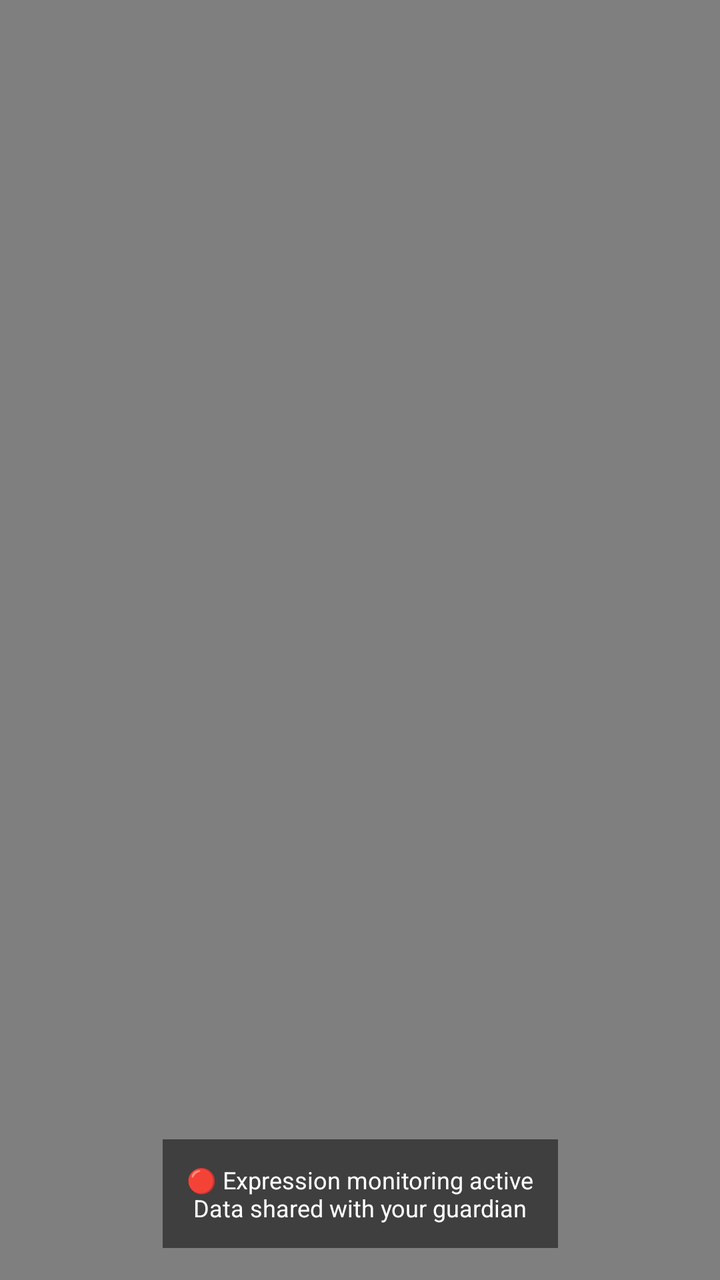
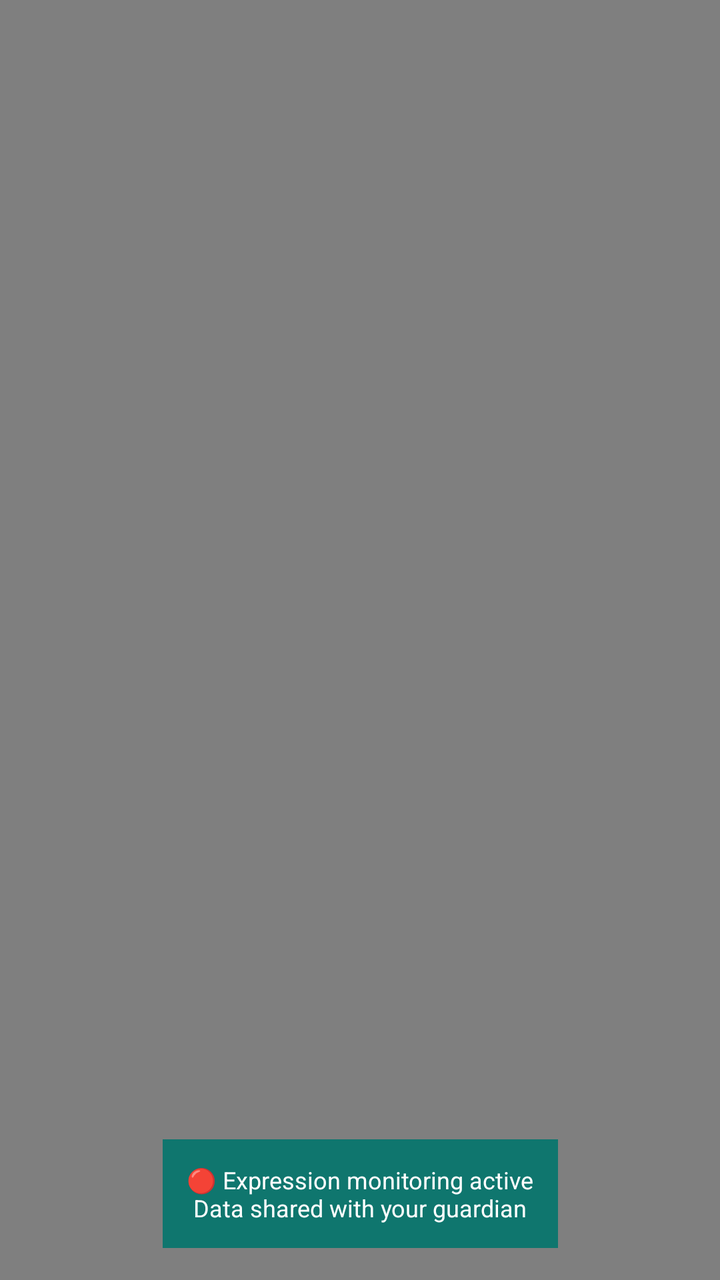

An Android layout rendered at two revisions. The XML below is the earlier revision; the diff shows what the commit changed to produce the second picture.
<!-- AndroidManifest.xml: application theme Theme.RecallLive -->
<!-- res/layout/activity_videoplayerwithexpression.xml -->
<?xml version="1.0" encoding="utf-8"?>
<androidx.constraintlayout.widget.ConstraintLayout
    xmlns:android="http://schemas.android.com/apk/res/android"
    xmlns:app="http://schemas.android.com/apk/res-auto"
    android:layout_width="match_parent"
    android:layout_height="match_parent"
    android:background="@android:color/black">

    
    <VideoView
        android:id="@+id/video_view"
        android:layout_width="0dp"
        android:layout_height="0dp"
        app:layout_constraintTop_toTopOf="parent"
        app:layout_constraintBottom_toBottomOf="parent"
        app:layout_constraintStart_toStartOf="parent"
        app:layout_constraintEnd_toEndOf="parent" />

    
    <androidx.camera.view.PreviewView
        android:id="@+id/camera_preview"
        android:layout_width="120dp"
        android:layout_height="160dp"
        android:layout_margin="16dp"
        android:visibility="gone"
        app:layout_constraintTop_toTopOf="parent"
        app:layout_constraintEnd_toEndOf="parent" />

    
    <ImageView
        android:id="@+id/iv_monitoring_indicator"
        android:layout_width="16dp"
        android:layout_height="16dp"
        android:layout_margin="8dp"
        android:background="@android:drawable/presence_video_online"
        android:visibility="gone"
        app:layout_constraintTop_toTopOf="@id/camera_preview"
        app:layout_constraintStart_toStartOf="@id/camera_preview" />

    
    <TextView
        android:id="@+id/tv_current_expression"
        android:layout_width="wrap_content"
        android:layout_height="wrap_content"
        android:layout_margin="16dp"
        android:background="#80000000"
        android:padding="8dp"
        android:text="Analyzing..."
        android:textColor="@android:color/white"
        android:textSize="14sp"
        android:visibility="gone"
        app:layout_constraintTop_toBottomOf="@id/camera_preview"
        app:layout_constraintEnd_toEndOf="parent" />

    
    <TextView
        android:id="@+id/tv_monitoring_info"
        android:layout_width="wrap_content"
        android:layout_height="wrap_content"
        android:layout_margin="16dp"
        android:background="#80000000"
        android:padding="12dp"
        android:text="🔴 Expression monitoring active\nData shared with your guardian"
        android:textColor="@android:color/white"
        android:textSize="12sp"
        android:gravity="center"
        app:layout_constraintBottom_toBottomOf="parent"
        app:layout_constraintStart_toStartOf="parent"
        app:layout_constraintEnd_toEndOf="parent" />

</androidx.constraintlayout.widget.ConstraintLayout>
<!-- resources referenced by this layout -->
<resources>
  <style name="Theme.RecallLive" parent="Base.Theme.RecallLive" />
  <style name="Base.Theme.RecallLive" parent="Theme.Material3.DayNight.NoActionBar">
          
          
      </style>
</resources>

<!-- the commit's change to res/layout/activity_videoplayerwithexpression.xml (unified diff, before → after) -->
@@ -4,7 +4,7 @@
     xmlns:app="http://schemas.android.com/apk/res-auto"
     android:layout_width="match_parent"
     android:layout_height="match_parent"
-    android:background="@android:color/black">
+    android:background="#FAF7F2">
 
     
     <VideoView
@@ -43,7 +43,7 @@
         android:layout_width="wrap_content"
         android:layout_height="wrap_content"
         android:layout_margin="16dp"
-        android:background="#80000000"
+        android:background="#0F766E"
         android:padding="8dp"
         android:text="Analyzing..."
         android:textColor="@android:color/white"
@@ -58,7 +58,7 @@
         android:layout_width="wrap_content"
         android:layout_height="wrap_content"
         android:layout_margin="16dp"
-        android:background="#80000000"
+        android:background="#0F766E"
         android:padding="12dp"
         android:text="🔴 Expression monitoring active\nData shared with your guardian"
         android:textColor="@android:color/white"
